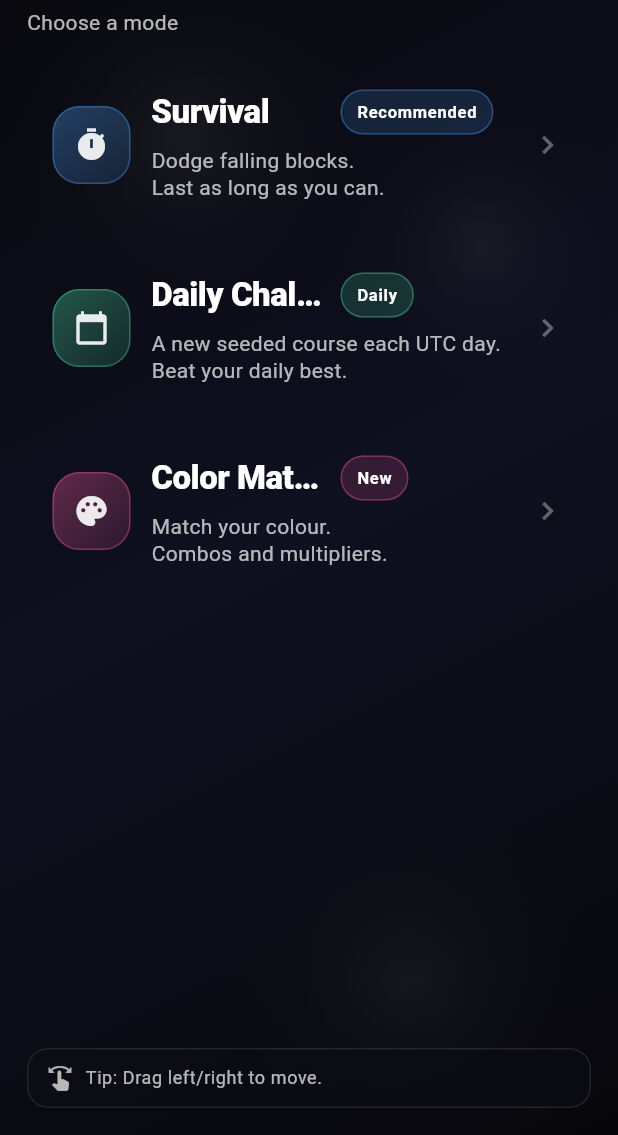
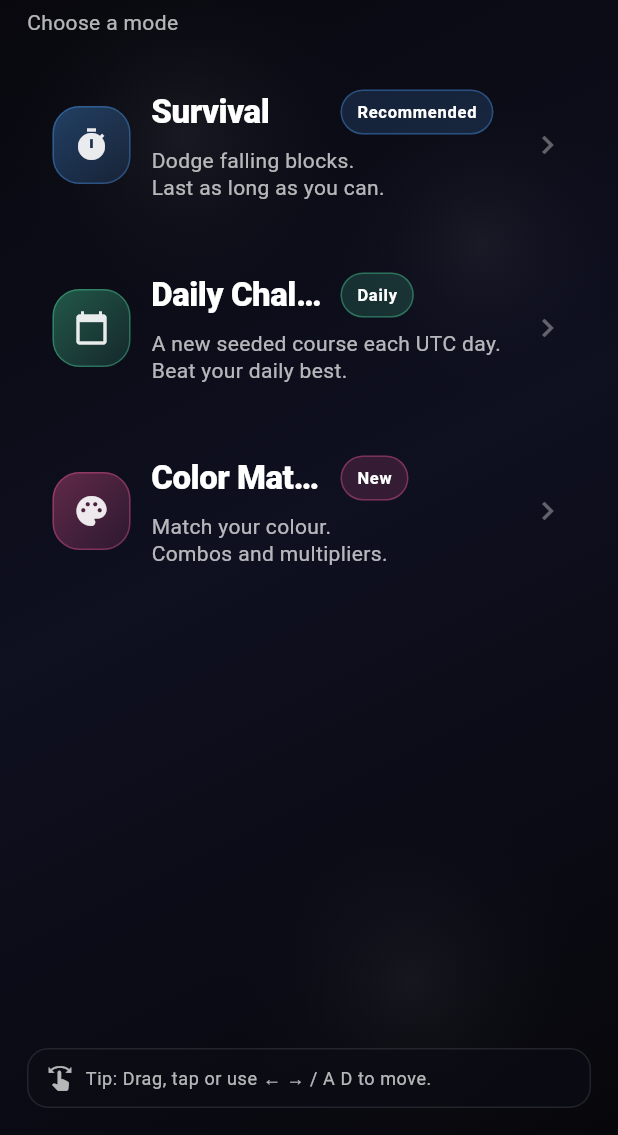
Before and after one commit to kris7011/color-dodge, a Flutter app: the screen it shows after launch, on a phone screen of 412 x 824 dp, the part 101-1236 px from its top. Run offline on Flutter 3.47's test engine with Material 3 defaults, Android fonts, the phone set to English and light mode, and no system bars; our stand-ins replace flutter_bloc, shared_preferences; missing offline and left inert: flame.

Commit message:
feat(ui): advertise keyboard controls in mode selection

```diff
--- a/lib/ui/mode_select_screen.dart
+++ b/lib/ui/mode_select_screen.dart
@@ -210,7 +210,7 @@ class _ModeSelectScreenState extends State<ModeSelectScreen> {
                                   const SizedBox(width: 8),
                                   Expanded(
                                     child: Text(
-                                      'Tip: Drag left/right to move.',
+                                      'Tip: Drag, tap or use ← → / A D to move.',
                                       style: t.bodySmall?.copyWith(
                                         color: Colors.white70,
                                       ),
```
